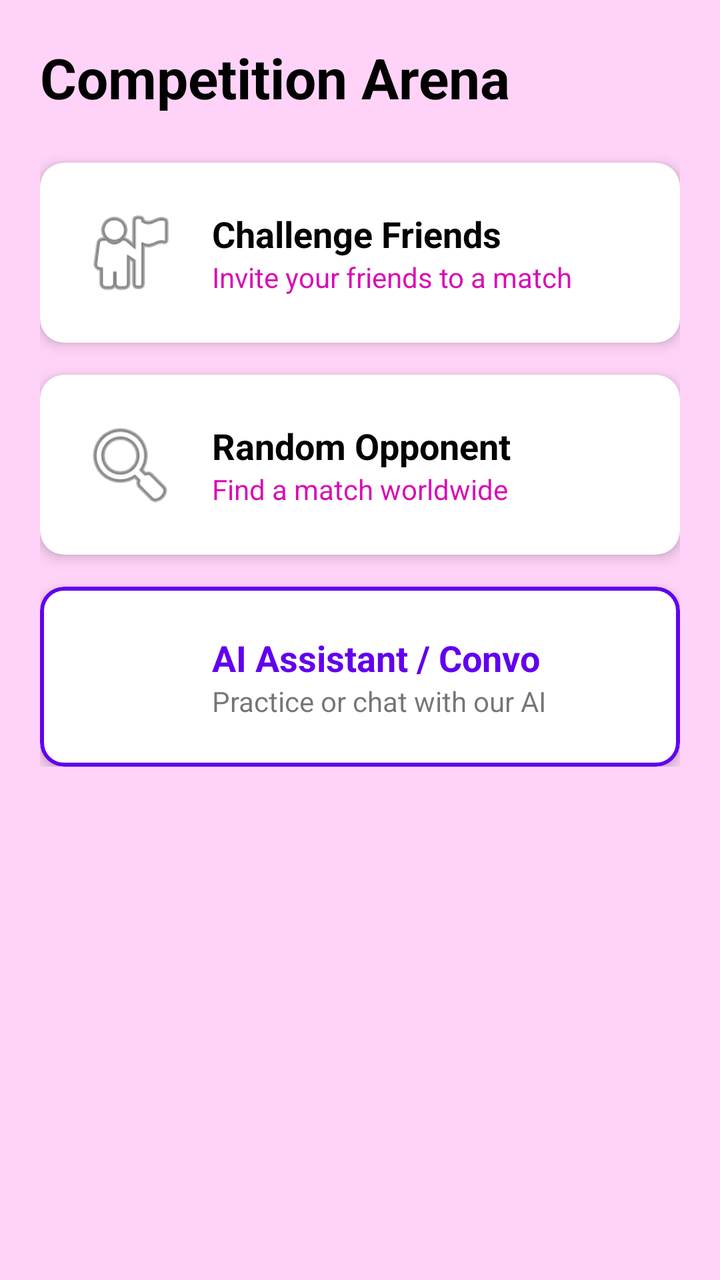
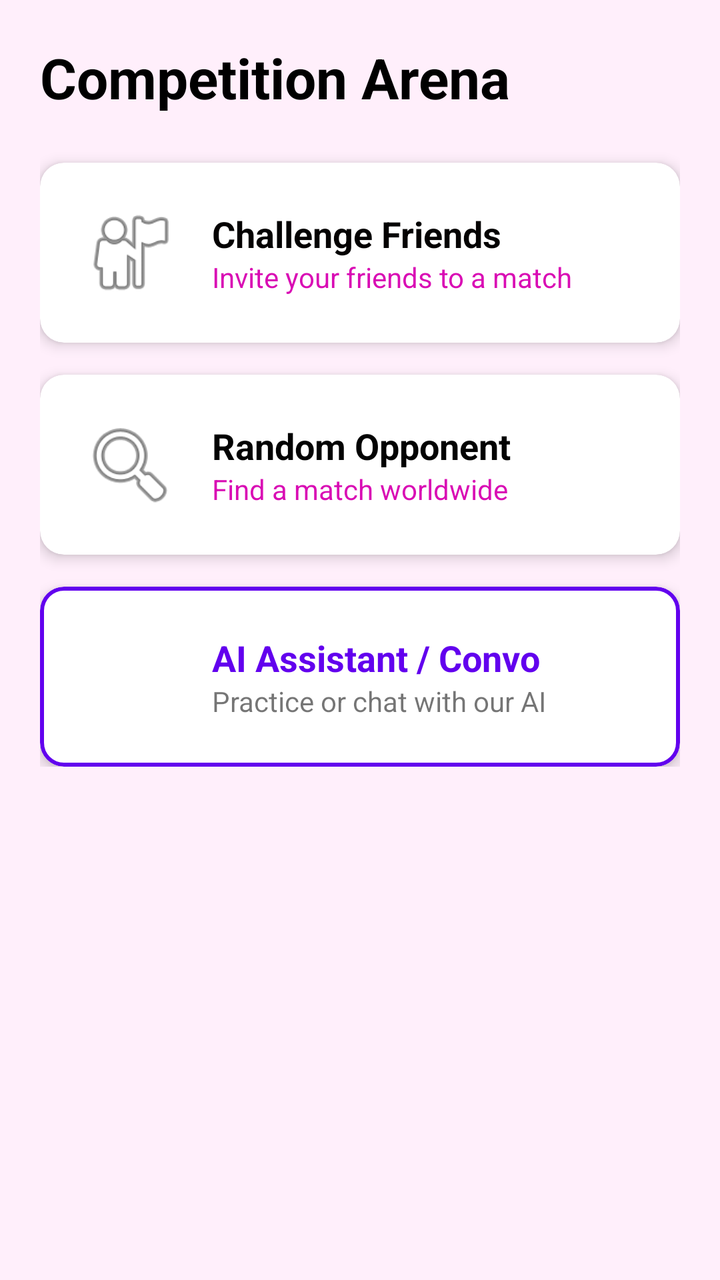

An Android layout rendered at two revisions. The XML below is the earlier revision; the diff shows what the commit changed to produce the second picture.
<!-- AndroidManifest.xml: application theme Theme.ReemaFinal2 -->
<!-- res/layout/fragment_competition.xml -->
<?xml version="1.0" encoding="utf-8"?>
<ScrollView xmlns:android="http://schemas.android.com/apk/res/android"
    xmlns:app="http://schemas.android.com/apk/res-auto"
    android:layout_width="match_parent"
    android:layout_height="match_parent"
    android:background="#FFD3F8">

    <LinearLayout
        android:layout_width="match_parent"
        android:layout_height="wrap_content"
        android:orientation="vertical"
        android:padding="20dp">

        <TextView
            android:layout_width="wrap_content"
            android:layout_height="wrap_content"
            android:layout_marginBottom="24dp"
            android:text="Competition Arena"
            android:textColor="@color/black"
            android:textSize="28sp"
            android:textStyle="bold" />

        
        <com.google.android.material.card.MaterialCardView
            android:id="@+id/cardFriends"
            android:layout_width="match_parent"
            android:layout_height="wrap_content"
            android:layout_marginBottom="16dp"
            app:cardCornerRadius="12dp"
            app:cardElevation="4dp">

            <LinearLayout
                android:layout_width="match_parent"
                android:layout_height="wrap_content"
                android:gravity="center_vertical"
                android:orientation="horizontal"
                android:padding="20dp">

                <ImageView
                    android:layout_width="50dp"
                    android:layout_height="50dp"
                    android:src="@android:drawable/ic_menu_myplaces" />

                <LinearLayout
                    android:layout_width="wrap_content"
                    android:layout_height="wrap_content"
                    android:layout_marginStart="16dp"
                    android:orientation="vertical">

                    <TextView
                        android:layout_width="wrap_content"
                        android:layout_height="wrap_content"
                        android:text="Challenge Friends"
                        android:textColor="#040202"
                        android:textSize="18sp"
                        android:textStyle="bold" />

                    <TextView
                        android:layout_width="wrap_content"
                        android:layout_height="wrap_content"
                        android:text="Invite your friends to a match"
                        android:textColor="#D90CB4" />
                </LinearLayout>
            </LinearLayout>
        </com.google.android.material.card.MaterialCardView>

        
        <com.google.android.material.card.MaterialCardView
            android:id="@+id/cardRandom"
            android:layout_width="match_parent"
            android:layout_height="wrap_content"
            android:layout_marginBottom="16dp"
            app:cardCornerRadius="12dp"
            app:cardElevation="4dp">

            <LinearLayout
                android:layout_width="match_parent"
                android:layout_height="wrap_content"
                android:gravity="center_vertical"
                android:orientation="horizontal"
                android:padding="20dp">

                <ImageView
                    android:layout_width="50dp"
                    android:layout_height="50dp"
                    android:src="@android:drawable/ic_menu_search" />

                <LinearLayout
                    android:layout_width="wrap_content"
                    android:layout_height="wrap_content"
                    android:layout_marginStart="16dp"
                    android:orientation="vertical">

                    <TextView
                        android:layout_width="wrap_content"
                        android:layout_height="wrap_content"
                        android:text="Random Opponent"
                        android:textColor="#020202"
                        android:textSize="18sp"
                        android:textStyle="bold" />

                    <TextView
                        android:layout_width="wrap_content"
                        android:layout_height="wrap_content"
                        android:text="Find a match worldwide"
                        android:textColor="#D90CB4" />
                </LinearLayout>
            </LinearLayout>
        </com.google.android.material.card.MaterialCardView>

        
        <com.google.android.material.card.MaterialCardView
            android:id="@+id/cardAI"
            android:layout_width="match_parent"
            android:layout_height="wrap_content"
            app:cardCornerRadius="12dp"
            app:cardElevation="4dp"
            app:strokeColor="@color/design_default_color_primary"
            app:strokeWidth="2dp">

            <LinearLayout
                android:layout_width="match_parent"
                android:layout_height="wrap_content"
                android:gravity="center_vertical"
                android:orientation="horizontal"
                android:padding="20dp">

                <ImageView
                    android:layout_width="50dp"
                    android:layout_height="50dp"
                    android:src="@android:drawable/stat_notify_chat" />

                <LinearLayout
                    android:layout_width="wrap_content"
                    android:layout_height="wrap_content"
                    android:layout_marginStart="16dp"
                    android:orientation="vertical">

                    <TextView
                        android:layout_width="wrap_content"
                        android:layout_height="wrap_content"
                        android:text="AI Assistant / Convo"
                        android:textColor="@color/design_default_color_primary"
                        android:textSize="18sp"
                        android:textStyle="bold" />

                    <TextView
                        android:layout_width="wrap_content"
                        android:layout_height="wrap_content"
                        android:text="Practice or chat with our AI" />
                </LinearLayout>
            </LinearLayout>
        </com.google.android.material.card.MaterialCardView>

    </LinearLayout>
</ScrollView>
<!-- resources referenced by this layout -->
<resources>
  <color name="black">#FF000000</color>
  <style name="Theme.ReemaFinal2" parent="Base.Theme.ReemaFinal2" />
  <style name="Base.Theme.ReemaFinal2" parent="Theme.MaterialComponents.DayNight.NoActionBar">
          
      </style>
</resources>

<!-- the commit's change to res/layout/fragment_competition.xml (unified diff, before → after) -->
@@ -3,7 +3,7 @@
     xmlns:app="http://schemas.android.com/apk/res-auto"
     android:layout_width="match_parent"
     android:layout_height="match_parent"
-    android:background="#FFD3F8">
+    android:background="#FFEFFB">
 
     <LinearLayout
         android:layout_width="match_parent"
